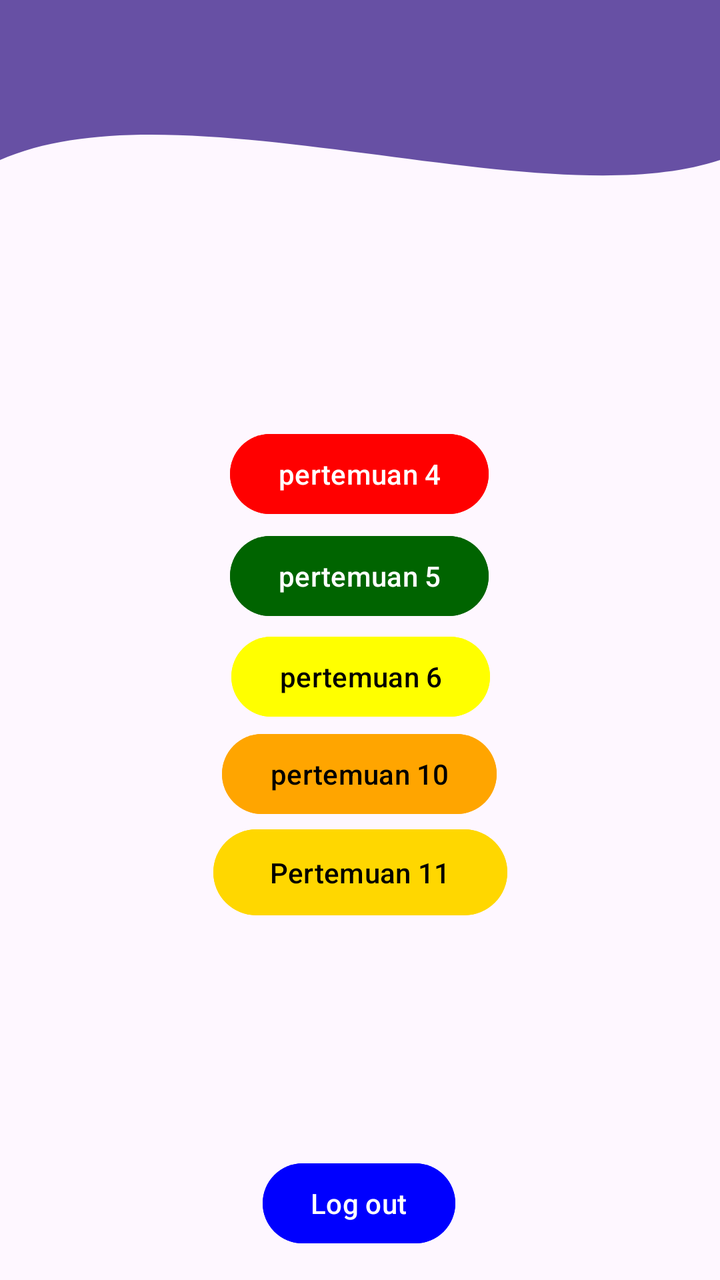
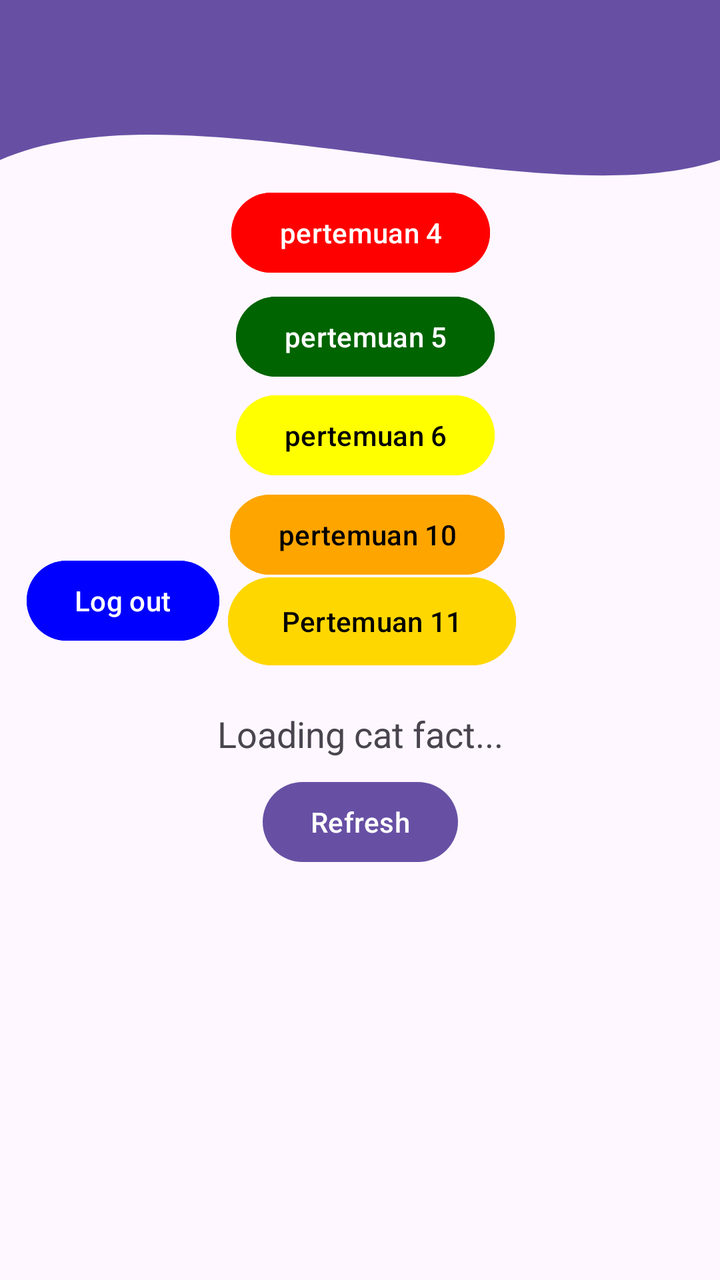

Before-and-after screenshots of an Android layout around one commit, followed by the original layout XML and the change that was made.
<!-- AndroidManifest.xml: application theme Theme.Merkuriusendy -->
<!-- res/layout/fragment_home.xml -->
<?xml version="1.0" encoding="utf-8"?>
<androidx.constraintlayout.widget.ConstraintLayout xmlns:android="http://schemas.android.com/apk/res/android"
    xmlns:tools="http://schemas.android.com/tools"
    android:layout_width="match_parent"
    android:layout_height="match_parent"
    xmlns:app="http://schemas.android.com/apk/res-auto"
    tools:context=".Home.HomeFragment">

    <View
        android:id="@+id/background_header"
        android:layout_width="0dp"
        android:layout_height="200dp"
        android:background="@drawable/bg_header_wave"
        app:layout_constraintStart_toStartOf="parent"
        app:layout_constraintEnd_toEndOf="parent"
        app:layout_constraintTop_toTopOf="parent"/>

    <androidx.appcompat.widget.Toolbar
        android:id="@+id/toolbar"
        android:layout_width="match_parent"
        android:layout_height="?attr/actionBarSize"
        android:background="?attr/colorPrimary"
        app:layout_constraintEnd_toEndOf="parent"
        app:layout_constraintStart_toStartOf="parent"
        app:layout_constraintTop_toTopOf="parent"
        app:subtitleTextColor="@android:color/white"
        app:titleTextColor="@android:color/white"
        app:layout_scrollFlags="scroll|enterAlways"/>



    <Button
        android:id="@+id/btnToFourth"
        android:layout_width="wrap_content"
        android:layout_height="wrap_content"
        android:backgroundTint="#FF0000"
        android:text="pertemuan 4"
        app:layout_constraintBottom_toBottomOf="parent"
        app:layout_constraintEnd_toEndOf="parent"
        app:layout_constraintHorizontal_bias="0.498"
        app:layout_constraintStart_toStartOf="parent"
        app:layout_constraintTop_toTopOf="parent"
        app:layout_constraintVertical_bias="0.36" />

    <Button
        android:id="@+id/btnToFifth"
        android:layout_width="wrap_content"
        android:layout_height="wrap_content"
        android:backgroundTint="#006400"
        android:text="pertemuan 5"
        app:layout_constraintBottom_toBottomOf="parent"
        app:layout_constraintEnd_toEndOf="parent"
        app:layout_constraintHorizontal_bias="0.498"
        app:layout_constraintStart_toStartOf="parent"
        app:layout_constraintTop_toTopOf="parent"
        app:layout_constraintVertical_bias="0.446" />

    <Button
        android:id="@+id/btnToSixth"
        android:layout_width="wrap_content"
        android:layout_height="wrap_content"
        android:backgroundTint="#FFFF00"
        android:text="pertemuan 6"
        android:textColor="@color/black"
        app:layout_constraintBottom_toBottomOf="parent"
        app:layout_constraintEnd_toEndOf="parent"
        app:layout_constraintHorizontal_bias="0.501"
        app:layout_constraintStart_toStartOf="parent"
        app:layout_constraintTop_toTopOf="parent"
        app:layout_constraintVertical_bias="0.531" />

    <Button
        android:id="@+id/btnToTenth"
        android:layout_width="wrap_content"
        android:layout_height="wrap_content"
        android:backgroundTint="#FFA500"
        android:text="pertemuan 10"
        android:textColor="@color/black"
        app:layout_constraintBottom_toBottomOf="parent"
        app:layout_constraintEnd_toEndOf="parent"
        app:layout_constraintHorizontal_bias="0.498"
        app:layout_constraintStart_toStartOf="parent"
        app:layout_constraintTop_toTopOf="parent"
        app:layout_constraintVertical_bias="0.613" />

    <Button
        android:id="@+id/btnLogout"
        android:layout_width="wrap_content"
        android:layout_height="wrap_content"
        android:backgroundTint="#0000FF"
        android:text="Log out"
        app:layout_constraintBottom_toBottomOf="parent"
        app:layout_constraintEnd_toEndOf="parent"
        app:layout_constraintHorizontal_bias="0.498"
        app:layout_constraintStart_toStartOf="parent"
        app:layout_constraintTop_toTopOf="parent"
        app:layout_constraintVertical_bias="0.976" />

    <Button
        android:id="@+id/btnToEleventh"
        android:layout_width="147dp"
        android:layout_height="51dp"
        android:text="Pertemuan 11"
        android:textColor="@color/black"
        android:backgroundTint="#FFD700"
        app:layout_constraintBottom_toBottomOf="parent"
        app:layout_constraintEnd_toEndOf="parent"
        app:layout_constraintStart_toStartOf="parent"
        app:layout_constraintTop_toTopOf="parent"
        app:layout_constraintVertical_bias="0.697" />


</androidx.constraintlayout.widget.ConstraintLayout>
<!-- resources referenced by this layout -->
<resources>
  <color name="black">#FF000000</color>
  <!-- drawable bg_header_wave (drawable) -->
  <?xml version="1.0" encoding="utf-8"?>
  <vector xmlns:android="http://schemas.android.com/apk/res/android"
      android:width="100dp"
      android:height="100dp"
      android:viewportWidth="100"
      android:viewportHeight="100">
  
      <path
          android:fillColor="?attr/colorPrimary"
          android:pathData="
              M0,0
              L100,0
              L100,40
              C 75,55
                25,20
                0,40
              Z" />
  
  
  
  </vector>
  <style name="Theme.Merkuriusendy" parent="Base.Theme.Merkuriusendy" />
  <style name="Base.Theme.Merkuriusendy" parent="Theme.Material3.DayNight.NoActionBar">
          
          
      </style>
</resources>

<!-- the commit's change to res/layout/fragment_home.xml (unified diff, before → after) -->
@@ -28,7 +28,6 @@
         app:layout_scrollFlags="scroll|enterAlways"/>
 
 
-
     <Button
         android:id="@+id/btnToFourth"
         android:layout_width="wrap_content"
@@ -37,10 +36,24 @@
         android:text="pertemuan 4"
         app:layout_constraintBottom_toBottomOf="parent"
         app:layout_constraintEnd_toEndOf="parent"
-        app:layout_constraintHorizontal_bias="0.498"
+        app:layout_constraintHorizontal_bias="0.501"
         app:layout_constraintStart_toStartOf="parent"
         app:layout_constraintTop_toTopOf="parent"
-        app:layout_constraintVertical_bias="0.36" />
+        app:layout_constraintVertical_bias="0.156" />
+
+    <Button
+        android:id="@+id/btnToEleventh"
+        android:layout_width="144dp"
+        android:layout_height="52dp"
+        android:backgroundTint="#FFD700"
+        android:text="Pertemuan 11"
+        android:textColor="@color/black"
+        app:layout_constraintBottom_toBottomOf="parent"
+        app:layout_constraintEnd_toEndOf="parent"
+        app:layout_constraintHorizontal_bias="0.528"
+        app:layout_constraintStart_toStartOf="parent"
+        app:layout_constraintTop_toTopOf="parent"
+        app:layout_constraintVertical_bias="0.484" />
 
     <Button
         android:id="@+id/btnToFifth"
@@ -50,10 +63,10 @@
         android:text="pertemuan 5"
         app:layout_constraintBottom_toBottomOf="parent"
         app:layout_constraintEnd_toEndOf="parent"
-        app:layout_constraintHorizontal_bias="0.498"
+        app:layout_constraintHorizontal_bias="0.512"
         app:layout_constraintStart_toStartOf="parent"
         app:layout_constraintTop_toTopOf="parent"
-        app:layout_constraintVertical_bias="0.446" />
+        app:layout_constraintVertical_bias="0.244" />
 
     <Button
         android:id="@+id/btnToSixth"
@@ -64,10 +77,10 @@
         android:textColor="@color/black"
         app:layout_constraintBottom_toBottomOf="parent"
         app:layout_constraintEnd_toEndOf="parent"
-        app:layout_constraintHorizontal_bias="0.501"
+        app:layout_constraintHorizontal_bias="0.512"
         app:layout_constraintStart_toStartOf="parent"
         app:layout_constraintTop_toTopOf="parent"
-        app:layout_constraintVertical_bias="0.531" />
+        app:layout_constraintVertical_bias="0.327" />
 
     <Button
         android:id="@+id/btnToTenth"
@@ -78,10 +91,10 @@
         android:textColor="@color/black"
         app:layout_constraintBottom_toBottomOf="parent"
         app:layout_constraintEnd_toEndOf="parent"
-        app:layout_constraintHorizontal_bias="0.498"
+        app:layout_constraintHorizontal_bias="0.516"
         app:layout_constraintStart_toStartOf="parent"
         app:layout_constraintTop_toTopOf="parent"
-        app:layout_constraintVertical_bias="0.613" />
+        app:layout_constraintVertical_bias="0.411" />
 
     <Button
         android:id="@+id/btnLogout"
@@ -91,23 +104,42 @@
         android:text="Log out"
         app:layout_constraintBottom_toBottomOf="parent"
         app:layout_constraintEnd_toEndOf="parent"
-        app:layout_constraintHorizontal_bias="0.498"
+        app:layout_constraintHorizontal_bias="0.05"
         app:layout_constraintStart_toStartOf="parent"
         app:layout_constraintTop_toTopOf="parent"
-        app:layout_constraintVertical_bias="0.976" />
+        app:layout_constraintVertical_bias="0.467" />
+
+    <TextView
+        android:id="@+id/tvCatFact"
+        android:layout_width="match_parent"
+        android:layout_height="wrap_content"
+        android:gravity="center"
+        android:text="Loading cat fact..."
+        android:textAlignment="center"
+        android:textSize="18sp"
+        app:layout_constraintBottom_toBottomOf="parent"
+        app:layout_constraintEnd_toEndOf="parent"
+        app:layout_constraintHorizontal_bias="0.0"
+        app:layout_constraintStart_toStartOf="parent"
+        app:layout_constraintTop_toBottomOf="@+id/btnToEleventh"
+        app:layout_constraintVertical_bias="0.064" />
+
+    <androidx.recyclerview.widget.RecyclerView
+        android:id="@+id/rvGallery"
+        android:layout_width="match_parent"
+        android:layout_height="0dp"
+        android:layout_marginTop="16dp"
+        android:padding="8dp"
+        app:layout_constraintTop_toBottomOf="@+id/btnRefresh"/>
 
     <Button
-        android:id="@+id/btnToEleventh"
-        android:layout_width="147dp"
-        android:layout_height="51dp"
-        android:text="Pertemuan 11"
-        android:textColor="@color/black"
-        android:backgroundTint="#FFD700"
-        app:layout_constraintBottom_toBottomOf="parent"
+        android:id="@+id/btnRefresh"
+        android:layout_width="wrap_content"
+        android:layout_height="wrap_content"
+        android:layout_marginTop="8dp"
+        android:text="Refresh"
         app:layout_constraintEnd_toEndOf="parent"
         app:layout_constraintStart_toStartOf="parent"
-        app:layout_constraintTop_toTopOf="parent"
-        app:layout_constraintVertical_bias="0.697" />
-
+        app:layout_constraintTop_toBottomOf="@+id/tvCatFact" />
 
 </androidx.constraintlayout.widget.ConstraintLayout>
